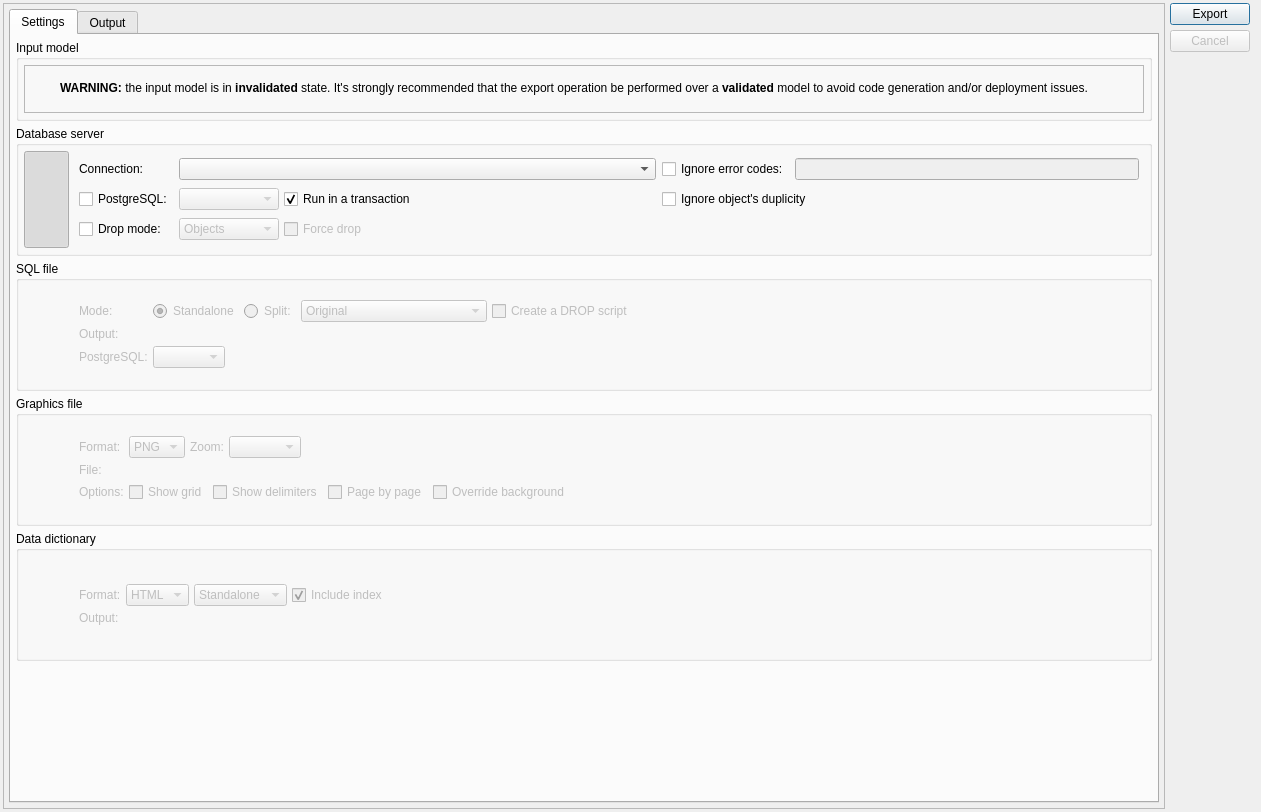
This is libs/libgui/ui/tools/modelexportwidget.ui in arichiardi/pgmodeler as Qt 5 draws it before an edit. The edited form follows.
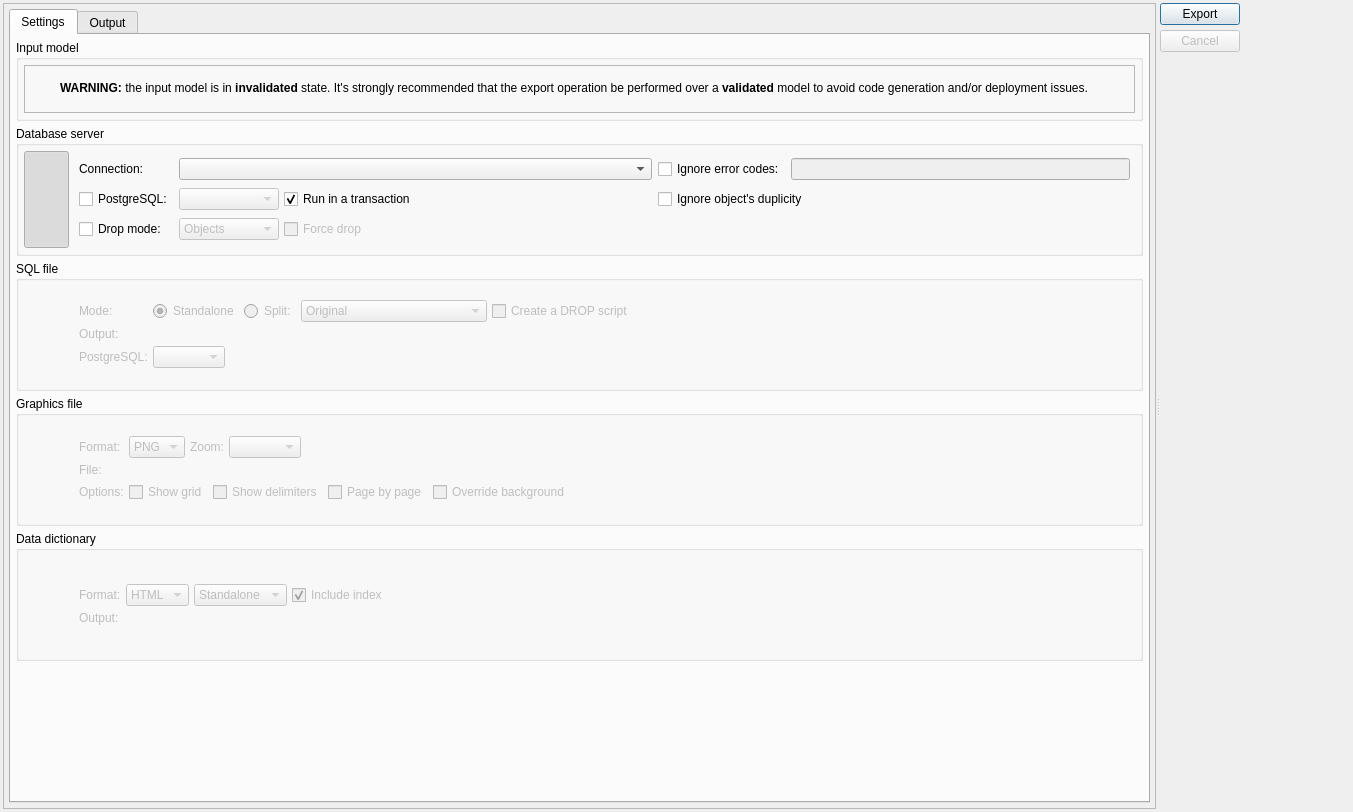
This is the edited form. Icons and pictures are not drawn.

Commit message:
Allowing tool/config widgets to be resized via splitter
Refactored the ui-style.conf to remove duplicate styles

The edit to the form file:
```diff
--- a/libs/libgui/ui/tools/modelexportwidget.ui
+++ b/libs/libgui/ui/tools/modelexportwidget.ui
@@ -9,7 +9,7 @@
    <rect>
     <x>0</x>
     <y>0</y>
-    <width>1261</width>
+    <width>1353</width>
     <height>812</height>
    </rect>
   </property>
@@ -32,7 +32,10 @@
    <iconset resource="../../../../priv-plugins/res/logoicons.qrc">
     <normaloff>:/icons/icons/pgmodeler_logo.png</normaloff>:/icons/icons/pgmodeler_logo.png</iconset>
   </property>
-  <layout class="QGridLayout" name="gridLayout_2">
+  <layout class="QHBoxLayout" name="horizontalLayout_2">
+   <property name="spacing">
+    <number>5</number>
+   </property>
    <property name="leftMargin">
     <number>3</number>
    </property>
@@ -45,98 +48,14 @@
    <property name="bottomMargin">
     <number>3</number>
    </property>
-   <property name="spacing">
-    <number>5</number>
-   </property>
-   <item row="0" column="2">
-    <spacer name="horizontalSpacer_4">
+   <item>
+    <widget class="QSplitter" name="splitter">
      <property name="orientation">
       <enum>Qt::Orientation::Horizontal</enum>
      </property>
-     <property name="sizeHint" stdset="0">
-      <size>
-       <width>40</width>
-       <height>20</height>
-      </size>
-     </property>
-    </spacer>
-   </item>
-   <item row="0" column="1">
-    <layout class="QVBoxLayout" name="verticalLayout_3">
-     <item>
-      <widget class="QPushButton" name="export_btn">
-       <property name="sizePolicy">
-        <sizepolicy hsizetype="Preferred" vsizetype="Preferred">
-         <horstretch>0</horstretch>
-         <verstretch>0</verstretch>
-        </sizepolicy>
-       </property>
-       <property name="maximumSize">
-        <size>
-         <width>16777215</width>
-         <height>16777215</height>
-        </size>
-       </property>
-       <property name="text">
-        <string>Export</string>
-       </property>
-       <property name="icon">
-        <iconset resource="../../res/resources.qrc">
-         <normaloff>:/icons/icons/export.png</normaloff>:/icons/icons/export.png</iconset>
-       </property>
-       <property name="iconSize">
-        <size>
-         <width>28</width>
-         <height>28</height>
-        </size>
-       </property>
-       <property name="default">
-        <bool>true</bool>
-       </property>
-      </widget>
-     </item>
-     <item>
-      <widget class="QPushButton" name="cancel_btn">
-       <property name="enabled">
+     <property name="childrenCollapsible">
         <bool>false</bool>
        </property>
-       <property name="sizePolicy">
-        <sizepolicy hsizetype="Preferred" vsizetype="Preferred">
-         <horstretch>0</horstretch>
-         <verstretch>0</verstretch>
-        </sizepolicy>
-       </property>
-       <property name="text">
-        <string>Cancel</string>
-       </property>
-       <property name="icon">
-        <iconset resource="../../res/resources.qrc">
-         <normaloff>:/icons/icons/cancel.png</normaloff>:/icons/icons/cancel.png</iconset>
-       </property>
-       <property name="iconSize">
-        <size>
-         <width>28</width>
-         <height>28</height>
-        </size>
-       </property>
-      </widget>
-     </item>
-     <item>
-      <spacer name="verticalSpacer_2">
-       <property name="orientation">
-        <enum>Qt::Orientation::Vertical</enum>
-       </property>
-       <property name="sizeHint" stdset="0">
-        <size>
-         <width>20</width>
-         <height>40</height>
-        </size>
-       </property>
-      </spacer>
-     </item>
-    </layout>
-   </item>
-   <item row="0" column="0">
     <widget class="QFrame" name="bg_frame">
      <property name="enabled">
       <bool>true</bool>
@@ -177,12 +96,6 @@
           <verstretch>0</verstretch>
          </sizepolicy>
         </property>
-        <property name="minimumSize">
-         <size>
-          <width>1150</width>
-          <height>0</height>
-         </size>
-        </property>
         <property name="maximumSize">
          <size>
           <width>16777215</width>
@@ -1808,6 +1721,110 @@
        </widget>
       </item>
      </layout>
+     </widget>
+     <widget class="QWidget" name="act_btns_wgt" native="true">
+      <layout class="QGridLayout" name="gridLayout_5">
+       <property name="leftMargin">
+        <number>0</number>
+       </property>
+       <property name="topMargin">
+        <number>0</number>
+       </property>
+       <property name="rightMargin">
+        <number>0</number>
+       </property>
+       <property name="bottomMargin">
+        <number>0</number>
+       </property>
+       <property name="spacing">
+        <number>5</number>
+       </property>
+       <item row="0" column="0">
+        <widget class="QPushButton" name="export_btn">
+         <property name="sizePolicy">
+          <sizepolicy hsizetype="Preferred" vsizetype="Preferred">
+           <horstretch>0</horstretch>
+           <verstretch>0</verstretch>
+          </sizepolicy>
+         </property>
+         <property name="maximumSize">
+          <size>
+           <width>16777215</width>
+           <height>16777215</height>
+          </size>
+         </property>
+         <property name="text">
+          <string>Export</string>
+         </property>
+         <property name="icon">
+          <iconset resource="../../res/resources.qrc">
+           <normaloff>:/icons/icons/export.png</normaloff>:/icons/icons/export.png</iconset>
+         </property>
+         <property name="iconSize">
+          <size>
+           <width>28</width>
+           <height>28</height>
+          </size>
+         </property>
+         <property name="default">
+          <bool>true</bool>
+         </property>
+        </widget>
+       </item>
+       <item row="1" column="0">
+        <widget class="QPushButton" name="cancel_btn">
+         <property name="enabled">
+          <bool>false</bool>
+         </property>
+         <property name="sizePolicy">
+          <sizepolicy hsizetype="Preferred" vsizetype="Preferred">
+           <horstretch>0</horstretch>
+           <verstretch>0</verstretch>
+          </sizepolicy>
+         </property>
+         <property name="text">
+          <string>Cancel</string>
+         </property>
+         <property name="icon">
+          <iconset resource="../../res/resources.qrc">
+           <normaloff>:/icons/icons/cancel.png</normaloff>:/icons/icons/cancel.png</iconset>
+         </property>
+         <property name="iconSize">
+          <size>
+           <width>28</width>
+           <height>28</height>
+          </size>
+         </property>
+        </widget>
+       </item>
+       <item row="4" column="0">
+        <spacer name="verticalSpacer_2">
+         <property name="orientation">
+          <enum>Qt::Orientation::Vertical</enum>
+         </property>
+         <property name="sizeHint" stdset="0">
+          <size>
+           <width>20</width>
+           <height>40</height>
+          </size>
+         </property>
+        </spacer>
+       </item>
+       <item row="0" column="1" rowspan="5">
+        <spacer name="horizontalSpacer_4">
+         <property name="orientation">
+          <enum>Qt::Orientation::Horizontal</enum>
+         </property>
+         <property name="sizeHint" stdset="0">
+          <size>
+           <width>40</width>
+           <height>20</height>
+          </size>
+         </property>
+        </spacer>
+       </item>
+      </layout>
+     </widget>
     </widget>
    </item>
   </layout>
```
Lines whose indentation alone changed are shown as unchanged. The commit also changes 8 other files.
